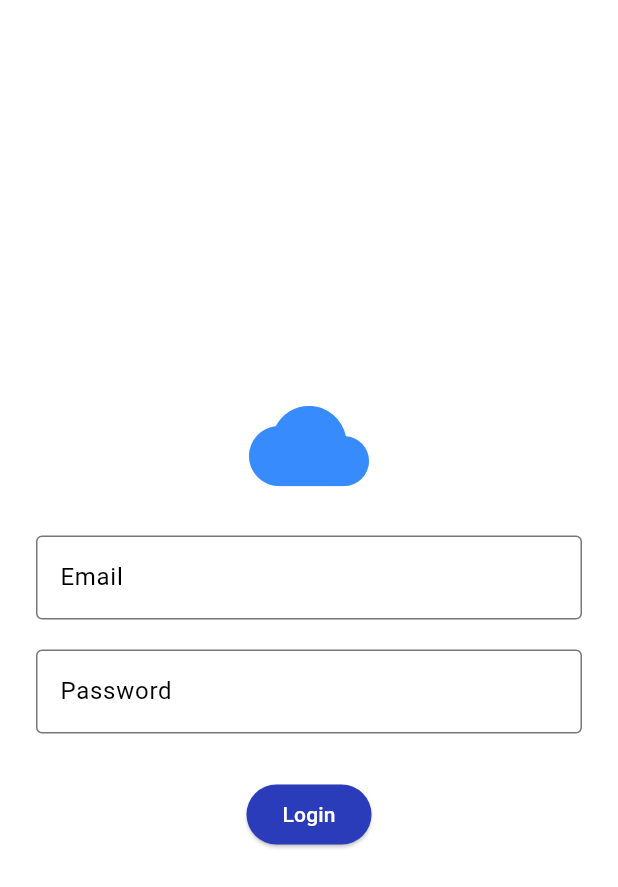
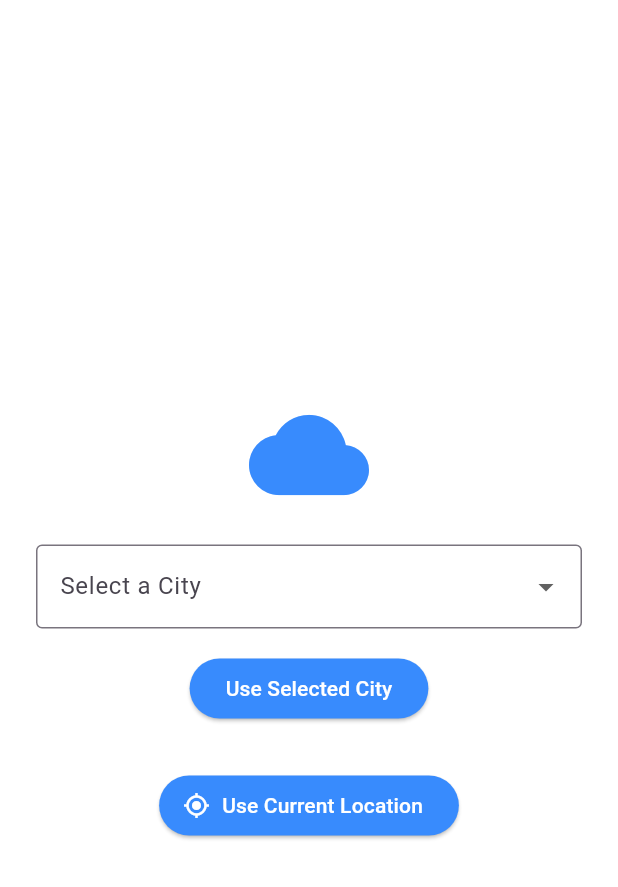
Before and after one commit to Sourish-Kanna/Flutter-Weather-App, a Flutter app: the screen it shows after launch, on a phone screen of 412 x 824 dp. Shown: the top 887 px of the screen. Run offline on Flutter 3.47's test engine with Material 3 defaults, Android fonts, the phone set to English and light mode, and no system bars; our stand-ins replace geolocator.

Commit message:
Refactor: Implement city selection and location-based navigation
- Adds functionality to select a city from a dropdown or use the current location for weather data.
- Introduces `_LoginPageState` to manage city selection and navigation.
- Implements `_useCurrentLocation` to fetch current location coordinates and navigate to `HomePage`.
- Implements `_useSelectedCity` to fetch city coordinates from OpenWeatherMap API and navigate to `HomePage`.
- Updates `_goToHome` to receive latitude and longitude and pass them to `HomePage`.
- Modifies `LoginPage` UI to include a city dropdown and buttons for city selection and current location.
- Updates `HomePage`, `WeatherPage` and `PollutionPage` to accept latitude and longitude parameters.
- Removes redundant location permission checks in `WeatherPage` and `PollutionPage`.
- Removes redundant `ACCESS_FINE_LOCATION` permission in `android/app/src/main/AndroidManifest.xml`.
- Adds a constant `openWeatherMapApiKey` in `lib/main.dart` for the API key.

```diff
--- a/lib/main.dart
+++ b/lib/main.dart
@@ -7,17 +7,20 @@ void main() {
   runApp(MyApp());
 }
 
+const String openWeatherMapApiKey = '49fd406b29a03cc12e89ee9354e08a60';
+const Color Colour = Color(0xFF388BFD);
+
 class MyApp extends StatelessWidget {
   @override
   Widget build(BuildContext context) {
     return MaterialApp(
       title: 'Weather & Pollution App',
       theme: ThemeData(
-        primaryColor: Color(0xFF2B3CBB),
+        primaryColor: Colour,
         scaffoldBackgroundColor: Colors.white,
         elevatedButtonTheme: ElevatedButtonThemeData(
           style: ElevatedButton.styleFrom(
-            backgroundColor: Color(0xFF2B3CBB),
+            backgroundColor: Colour,
             foregroundColor: Colors.white,
           ),
         ),
@@ -28,14 +31,60 @@ class MyApp extends StatelessWidget {
   }
 }
 
-class LoginPage extends StatelessWidget {
-  final TextEditingController emailController = TextEditingController();
-  final TextEditingController passwordController = TextEditingController();
+class LoginPage extends StatefulWidget {
+  @override
+  _LoginPageState createState() => _LoginPageState();
+}
 
-  void _signIn(BuildContext context) {
-    Navigator.pushReplacement(
+class _LoginPageState extends State<LoginPage> {
+  String? selectedCity;
+  List<String> cities = ['Mumbai', 'Delhi', 'Bangalore', 'Chennai', 'Kolkata'];
+
+  void _useCurrentLocation() async {
+    LocationPermission permission = await Geolocator.checkPermission();
+    if (permission == LocationPermission.denied) {
+      permission = await Geolocator.requestPermission();
+      if (permission == LocationPermission.deniedForever) {
+        ScaffoldMessenger.of(context).showSnackBar(SnackBar(
+          content: Text('Location permissions are permanently denied.'),
+        ));
+        return;
+      }
+    }
+
+    Position position = await Geolocator.getCurrentPosition();
+    _goToHome(position.latitude, position.longitude);
+  }
+
+  void _useSelectedCity() async {
+    if (selectedCity == null) return;
+
+    final apiKey = '49fd406b29a03cc12e89ee9354e08a60';
+    final url = 'https://api.openweathermap.org/geo/1.0/direct?q=$selectedCity&limit=1&appid=$apiKey';
+
+    final response = await http.get(Uri.parse(url));
+    if (response.statusCode == 200) {
+      final data = json.decode(response.body);
+      if (data.isNotEmpty) {
+        final lat = data[0]['lat'];
+        final lon = data[0]['lon'];
+        _goToHome(lat, lon);
+      } else {
+        ScaffoldMessenger.of(context).showSnackBar(SnackBar(
+          content: Text('City not found.'),
+        ));
+      }
+    } else {
+      ScaffoldMessenger.of(context).showSnackBar(SnackBar(
+        content: Text('Failed to fetch coordinates.'),
+      ));
+    }
+  }
+
+  void _goToHome(double lat, double lon) {
+    Navigator.push(
       context,
-      MaterialPageRoute(builder: (context) => HomePage()),
+      MaterialPageRoute(builder: (context) => HomePage(latitude: lat, longitude: lon)),
     );
   }
 
@@ -43,40 +92,37 @@ class LoginPage extends StatelessWidget {
   Widget build(BuildContext context) {
     return Scaffold(
       body: Center(
-        child: SingleChildScrollView(
+        child: Padding(
           padding: const EdgeInsets.symmetric(horizontal: 24.0),
           child: Column(
+            mainAxisSize: MainAxisSize.min,
             children: [
-              Icon(Icons.cloud, size: 80, color: Color(0xFF388BFD)), // Geeks for Geeks Green
+              Icon(Icons.cloud, size: 80, color: Color(0xFF388BFD)),
               SizedBox(height: 20),
-              TextField(
-                controller: emailController,
+              DropdownButtonFormField<String>(
                 decoration: InputDecoration(
-                  labelText: 'Email',
-                  labelStyle: TextStyle(color: Color(0xFF000000)), // Geeks for Geeks Green
-                  focusedBorder: OutlineInputBorder(
-                    borderSide: BorderSide(color: Color(0xFF000000)), // Geeks for Geeks Green
-                  ),
+                  labelText: "Select a City",
                   border: OutlineInputBorder(),
                 ),
+                value: selectedCity,
+                items: cities
+                    .map((city) => DropdownMenuItem(
+                  value: city,
+                  child: Text(city),
+                ))
+                    .toList(),
+                onChanged: (value) => setState(() => selectedCity = value),
               ),
-              SizedBox(height: 20),
-              TextField(
-                controller: passwordController,
-                obscureText: true,
-                decoration: InputDecoration(
-                  labelText: 'Password',
-                  labelStyle: TextStyle(color: Color(0xFF000000)), // Geeks for Geeks Green
-                  focusedBorder: OutlineInputBorder(
-                    borderSide: BorderSide(color: Color(0xFF000000)), // Geeks for Geeks Green
-                  ),
-                  border: OutlineInputBorder(),
-                ),
+              SizedBox(height: 16),
+              ElevatedButton(
+                onPressed: _useSelectedCity,
+                child: Text("Use Selected City"),
               ),
               SizedBox(height: 30),
-              ElevatedButton(
-                onPressed: () => _signIn(context),
-                child: Text('Login'),
+              ElevatedButton.icon(
+                onPressed: _useCurrentLocation,
+                icon: Icon(Icons.my_location),
+                label: Text("Use Current Location"),
               ),
             ],
           ),
@@ -87,12 +133,17 @@ class LoginPage extends StatelessWidget {
 }
 
 class HomePage extends StatelessWidget {
+  final double latitude;
+  final double longitude;
+
+  const HomePage({required this.latitude, required this.longitude});
+
   @override
   Widget build(BuildContext context) {
     return Scaffold(
       appBar: AppBar(
-        backgroundColor: Color(0xFF2B3CBB),
-        title: Text('Home'),
+        title: Text("Home"),
+        backgroundColor: Colour,
       ),
       body: Center(
         child: Column(
@@ -101,15 +152,25 @@ class HomePage extends StatelessWidget {
             ElevatedButton(
               onPressed: () => Navigator.push(
                 context,
-                MaterialPageRoute(builder: (context) => WeatherPage()),
+                MaterialPageRoute(
+                  builder: (context) => WeatherPage(
+                    latitude: latitude,
+                    longitude: longitude,
+                  ),
+                ),
               ),
               child: Text("Check Weather"),
             ),
-            SizedBox(height: 50),
+            SizedBox(height: 20),
             ElevatedButton(
               onPressed: () => Navigator.push(
                 context,
-                MaterialPageRoute(builder: (context) => PollutionPage()),
+                MaterialPageRoute(
+                  builder: (context) => PollutionPage(
+                    latitude: latitude,
+                    longitude: longitude,
+                  ),
+                ),
               ),
               child: Text("Check Air Pollution"),
             ),
@@ -121,6 +182,11 @@ class HomePage extends StatelessWidget {
 }
 
 class WeatherPage extends StatefulWidget {
+  final double latitude;
+  final double longitude;
+
+  WeatherPage({required this.latitude, required this.longitude});
+
   @override
   _WeatherPageState createState() => _WeatherPageState();
 }
@@ -137,18 +203,16 @@ class _WeatherPageState extends State<WeatherPage> {
   }
 
   Future<void> _getWeather() async {
-    LocationPermission permission = await Geolocator.checkPermission();
-    if (permission == LocationPermission.denied) {
-      permission = await Geolocator.requestPermission();
-      if (permission == LocationPermission.deniedForever) {
-        setState(() => status = "Location permissions are permanently denied.");
-        return;
-      }
-    }
-    Position position = await Geolocator.getCurrentPosition();
-    String apiKey = '49fd406b29a03cc12e89ee9354e08a60';
-    String url =
-        'https://api.openweathermap.org/data/2.5/weather?lat=${position.latitude}&lon=${position.longitude}&appid=$apiKey&units=metric';
+    // LocationPermission permission = await Geolocator.checkPermission();
+    // if (permission == LocationPermission.denied) {
+    //   permission = await Geolocator.requestPermission();
+    //   if (permission == LocationPermission.deniedForever) {
+    //     setState(() => status = "Location permissions are permanently denied.");
+    //     return;
+    //   }
+    // }
+    // Position position = await Geolocator.getCurrentPosition();
+    String url = 'https://api.openweathermap.org/data/2.5/weather?lat=${widget.latitude}&lon=${widget.longitude}&appid=$openWeatherMapApiKey&units=metric';
 
     final response = await http.get(Uri.parse(url));
     if (response.statusCode == 200) {
@@ -167,7 +231,7 @@ class _WeatherPageState extends State<WeatherPage> {
   Widget build(BuildContext context) {
     return Scaffold(
       appBar: AppBar(
-        backgroundColor: Color(0xFF2B3CBB),
+        backgroundColor: Colour,
         title: Text("Weather Info"),
       ),
       body: Center(
@@ -223,6 +287,11 @@ class _WeatherPageState extends State<WeatherPage> {
 }
 
 class PollutionPage extends StatefulWidget {
+  final double latitude;
+  final double longitude;
+
+  PollutionPage({required this.latitude, required this.longitude});
+
   @override
   _PollutionPageState createState() => _PollutionPageState();
 }
@@ -239,18 +308,17 @@ class _PollutionPageState extends State<PollutionPage> {
   }
 
   Future<void> _getPollution() async {
-    LocationPermission permission = await Geolocator.checkPermission();
-    if (permission == LocationPermission.denied) {
-      permission = await Geolocator.requestPermission();
-      if (permission == LocationPermission.deniedForever) {
-        setState(() => status = "Location permissions are permanently denied.");
-        return;
-      }
-    }
-    Position position = await Geolocator.getCurrentPosition();
-    String apiKey = '49fd406b29a03cc12e89ee9354e08a60';
+    // LocationPermission permission = await Geolocator.checkPermission();
+    // if (permission == LocationPermission.denied) {
+    //   permission = await Geolocator.requestPermission();
+    //   if (permission == LocationPermission.deniedForever) {
+    //     setState(() => status = "Location permissions are permanently denied.");
+    //     return;
+    //   }
+    // }
+    // Position position = await Geolocator.getCurrentPosition();
     String url =
-        'https://api.openweathermap.org/data/2.5/air_pollution?lat=${position.latitude}&lon=${position.longitude}&appid=$apiKey';
+        'https://api.openweathermap.org/data/2.5/air_pollution?lat=${widget.latitude}&lon=${widget.longitude}&appid=$openWeatherMapApiKey';
 
     final response = await http.get(Uri.parse(url));
     if (response.statusCode == 200) {
@@ -269,7 +337,7 @@ class _PollutionPageState extends State<PollutionPage> {
   Widget build(BuildContext context) {
     return Scaffold(
       appBar: AppBar(
-        backgroundColor: Color(0xFF2B3CBB),
+        backgroundColor: Colour,
         title: Text("Air Pollution Info"),
       ),
       body: Center(
```
Also changed, not shown: 126 other files.
